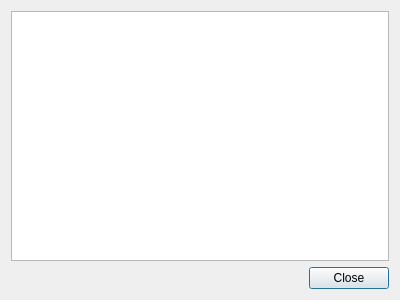
Qt form src/scipyen/gui/AboutDialog.ui (ctigaret/scipyen) before a commit.
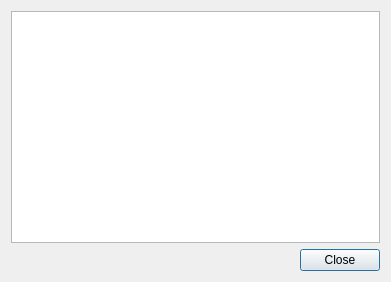
The same form after that commit.

The edit to the form file:
```diff
--- a/src/scipyen/gui/AboutDialog.ui
+++ b/src/scipyen/gui/AboutDialog.ui
@@ -6,8 +6,8 @@
    <rect>
     <x>0</x>
     <y>0</y>
-    <width>400</width>
-    <height>300</height>
+    <width>391</width>
+    <height>282</height>
    </rect>
   </property>
   <property name="windowTitle">
```
Left out of the diff: 6 changed lines with no effect on the pictures.
